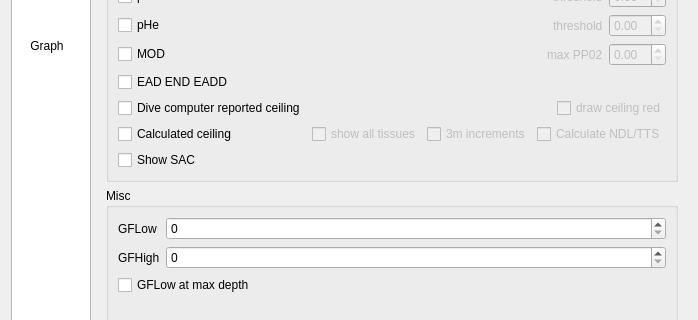
Before: the Qt Designer form qt-ui/preferences.ui in subsurface/subsurface, drawn with Qt 5; both pictures show x 0 to 698 and y 93 to 413 of the 698 by 521 pixel window.
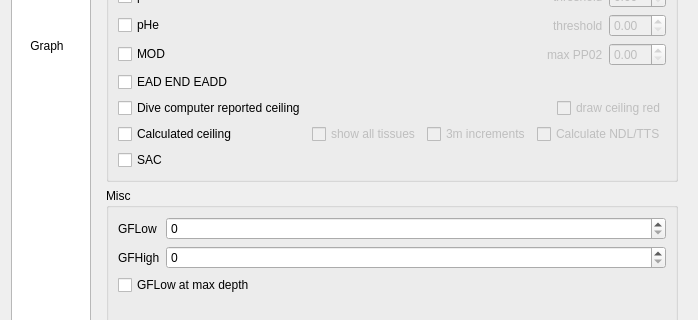
After: the same form once the commit is applied. The open tabs and pages were chosen to show the change. Icons and pictures are not drawn.

Commit message:
Remove duplicate verb in 'SAC' label
'Show' verb is already shown in the groupbox title and no other
labels have it.

Patch:
```diff
--- a/qt-ui/preferences.ui
+++ b/qt-ui/preferences.ui
@@ -751,7 +751,7 @@
               <item>
                <widget class="QCheckBox" name="show_sac">
                 <property name="text">
-                 <string>Show SAC</string>
+                 <string>SAC</string>
                 </property>
                </widget>
               </item>
```
